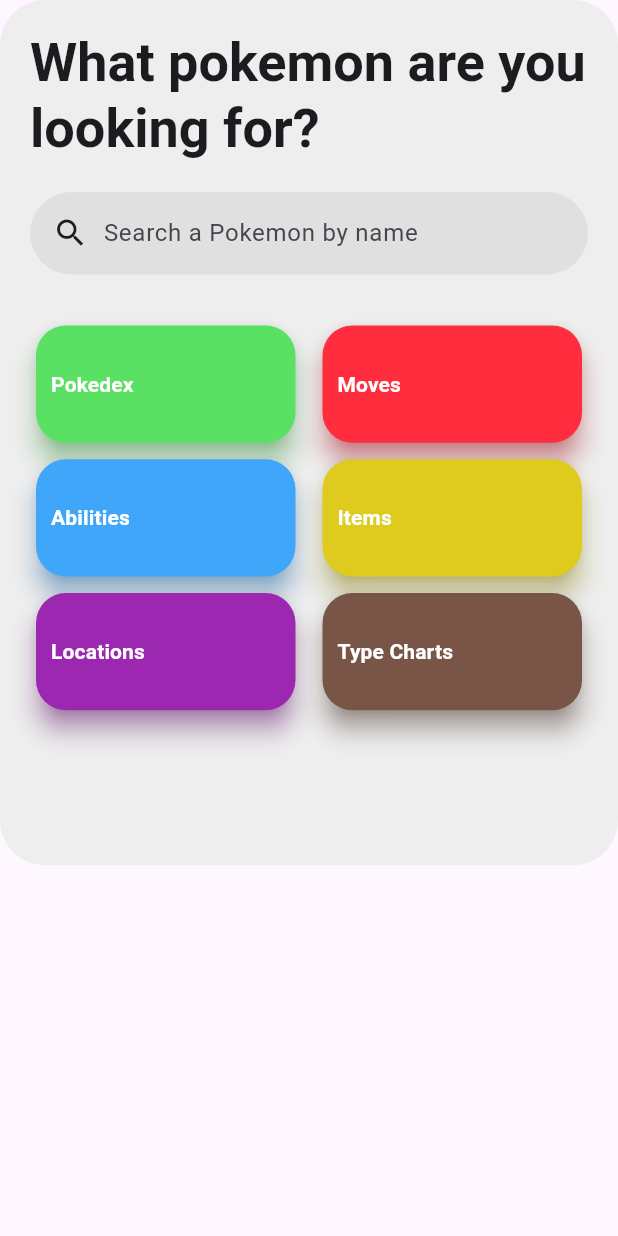
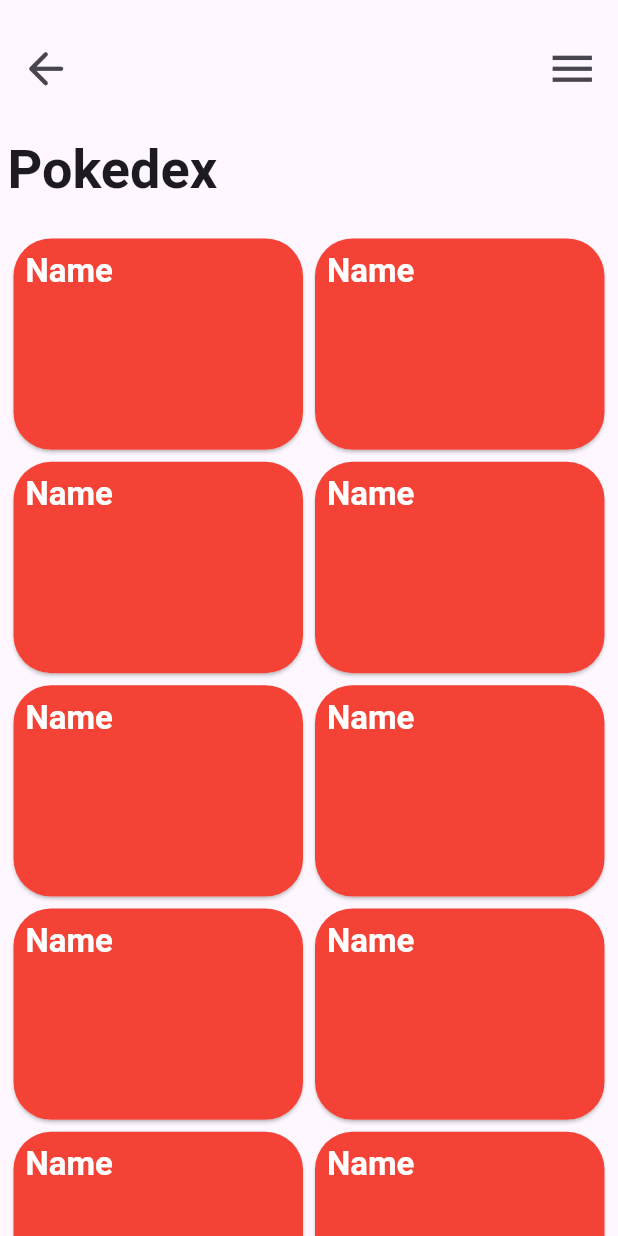
Before and after one commit to Gabriel2048/Pokedex, a Flutter app: the screen it shows after launch, after a tap on "Pokedex", on a phone screen of 412 x 824 dp. Run offline on Flutter 3.47's test engine with Material 2 defaults, Android fonts, the phone set to English and light mode, and no system bars; our stand-ins replace google_fonts; Roboto replaces fonts that are missing (Ubuntu).

Commit message:
Added initial Pokedex grid

```diff
--- a/lib/main.dart
+++ b/lib/main.dart
@@ -1,4 +1,5 @@
 import 'package:flutter/material.dart';
+import 'package:pokedex/screens/categories/pokedex/pokedex_screen.dart';
 import 'package:pokedex/screens/explore/explore_screen.dart';
 
 void main() {
@@ -16,6 +17,9 @@ class MyApp extends StatelessWidget {
         useMaterial3: true,
       ),
       home: const ExploreScreen(),
+      routes: {
+        PokedexScreen.route: (context) => const PokedexScreen(),
+      },
       debugShowCheckedModeBanner: false,
     );
   }
--- /dev/null
+++ b/lib/screens/categories/pokedex/action_bar.dart
@@ -0,0 +1,24 @@
+import 'package:flutter/material.dart';
+import 'package:flutter/src/foundation/key.dart';
+import 'package:flutter/src/widgets/framework.dart';
+
+class ActionBar extends StatelessWidget {
+  const ActionBar({Key? key}) : super(key: key);
+
+  @override
+  Widget build(BuildContext context) {
+    return Row(
+      mainAxisAlignment: MainAxisAlignment.spaceBetween,
+      children: [
+        IconButton(
+          onPressed: () => Navigator.pop(context),
+          icon: const Icon(Icons.arrow_back_rounded, size: 35),
+        ),
+        IconButton(
+          onPressed: () => {},
+          icon: const Icon(Icons.menu, size: 35),
+        ),
+      ],
+    );
+  }
+}
--- /dev/null
+++ b/lib/screens/categories/pokedex/pokedex_card.dart
@@ -0,0 +1,39 @@
+import 'package:flutter/material.dart';
+import 'package:flutter/src/foundation/key.dart';
+import 'package:flutter/src/widgets/framework.dart';
+import 'package:google_fonts/google_fonts.dart';
+
+class PokedexCard extends StatelessWidget {
+  final String pokemonName;
+  const PokedexCard({required this.pokemonName, Key? key}) : super(key: key);
+
+  static final _border = BorderRadius.circular(25);
+
+  @override
+  Widget build(BuildContext context) {
+    return Card(
+      shape: RoundedRectangleBorder(
+        borderRadius: _border,
+      ),
+      child: Container(
+        decoration: BoxDecoration(
+          borderRadius: _border,
+          color: Colors.red,
+        ),
+        child: Padding(
+          padding: const EdgeInsets.all(8.0),
+          child: Align(
+            alignment: Alignment.topLeft,
+            child: Text(
+              pokemonName,
+              style: GoogleFonts.ubuntu(
+                  textStyle: Theme.of(context).textTheme.titleLarge,
+                  fontWeight: FontWeight.bold,
+                  color: Colors.white),
+            ),
+          ),
+        ),
+      ),
+    );
+  }
+}
--- /dev/null
+++ b/lib/screens/categories/pokedex/pokedex_grid.dart
@@ -0,0 +1,20 @@
+import 'package:flutter/material.dart';
+import 'package:pokedex/screens/categories/pokedex/pokedex_card.dart';
+
+class PokedexGrid extends StatelessWidget {
+  const PokedexGrid({Key? key}) : super(key: key);
+
+  @override
+  Widget build(BuildContext context) {
+    return GridView.builder(
+      gridDelegate: const SliverGridDelegateWithFixedCrossAxisCount(
+        crossAxisCount: 2,
+        childAspectRatio: 1.35,
+      ),
+      itemCount: 30,
+      itemBuilder: (_, index) => const PokedexCard(
+        pokemonName: 'Name',
+      ),
+    );
+  }
+}
--- /dev/null
+++ b/lib/screens/categories/pokedex/pokedex_screen.dart
@@ -0,0 +1,39 @@
+import 'package:flutter/material.dart';
+import 'package:google_fonts/google_fonts.dart';
+import 'package:pokedex/screens/categories/pokedex/action_bar.dart';
+import 'package:pokedex/screens/categories/pokedex/pokedex_grid.dart';
+
+class PokedexScreen extends StatelessWidget {
+  static const String route = '/pokedex';
+
+  const PokedexScreen({Key? key}) : super(key: key);
+
+  @override
+  Widget build(BuildContext context) {
+    return Scaffold(
+      body: SafeArea(
+        child: Padding(
+          padding: const EdgeInsets.symmetric(horizontal: 5.0),
+          child: Column(
+            children: [
+              const SizedBox(height: 20),
+              const ActionBar(),
+              const SizedBox(height: 20),
+              Align(
+                alignment: Alignment.centerLeft,
+                child: Text(
+                  'Pokedex',
+                  style: GoogleFonts.ubuntu(
+                      textStyle: Theme.of(context).textTheme.displaySmall,
+                      fontWeight: FontWeight.bold),
+                ),
+              ),
+              const SizedBox(height: 20),
+              const Expanded(child: PokedexGrid()),
+            ],
+          ),
+        ),
+      ),
+    );
+  }
+}
--- a/lib/screens/explore/category_card.dart
+++ b/lib/screens/explore/category_card.dart
@@ -3,8 +3,13 @@ import 'package:google_fonts/google_fonts.dart';
 
 class CategoryCard extends StatelessWidget {
   final String title;
+  final String? onTapNavigationPath;
   final Color? color;
-  const CategoryCard({required this.title, required this.color, Key? key})
+  const CategoryCard(
+      {required this.title,
+      required this.color,
+      this.onTapNavigationPath,
+      Key? key})
       : super(key: key);
 
   static final _borderRadius = BorderRadius.circular(20);
@@ -19,7 +24,11 @@ class CategoryCard extends StatelessWidget {
         borderRadius: _borderRadius,
       ),
       child: InkWell(
-        onTap: () {},
+        onTap: () {
+          if (onTapNavigationPath != null) {
+            Navigator.pushNamed(context, onTapNavigationPath ?? '');
+          }
+        },
         borderRadius: _borderRadius,
         child: Align(
           alignment: Alignment.centerLeft,
--- a/lib/screens/explore/explore_categories.dart
+++ b/lib/screens/explore/explore_categories.dart
@@ -1,6 +1,7 @@
 import 'package:flutter/material.dart';
 import 'package:flutter/src/foundation/key.dart';
 import 'package:flutter/src/widgets/framework.dart';
+import 'package:pokedex/screens/categories/pokedex/pokedex_screen.dart';
 import 'package:pokedex/screens/explore/category_card.dart';
 
 class ExploreCategories extends StatelessWidget {
@@ -15,9 +16,14 @@ class ExploreCategories extends StatelessWidget {
       crossAxisSpacing: 10,
       childAspectRatio: 21 / 10,
       children: const [
-        CategoryCard(title: 'Pokedex', color: Color.fromARGB(255, 90, 225, 100)),
+        CategoryCard(
+          title: 'Pokedex',
+          color: Color.fromARGB(255, 90, 225, 100),
+          onTapNavigationPath: PokedexScreen.route,
+        ),
         CategoryCard(title: 'Moves', color: Color.fromARGB(255, 255, 45, 62)),
-        CategoryCard(title: 'Abilities', color: Color.fromARGB(255, 64, 166, 250)),
+        CategoryCard(
+            title: 'Abilities', color: Color.fromARGB(255, 64, 166, 250)),
         CategoryCard(title: 'Items', color: Color.fromARGB(255, 223, 203, 29)),
         CategoryCard(title: 'Locations', color: Colors.purple),
         CategoryCard(title: 'Type Charts', color: Colors.brown),
```
